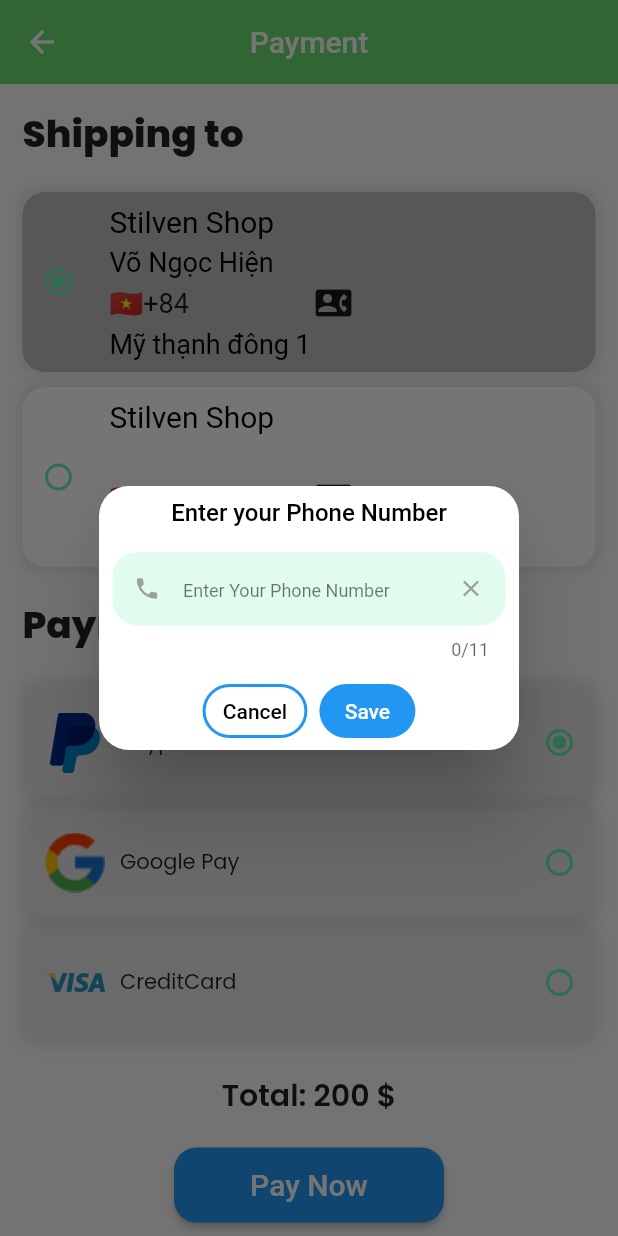
After one commit to Ngochiendev/ShopApp, a Flutter app: the PaymentScreen screen opened by its route, after a tap on the "contact phone" icon, on a phone screen of 412 x 824 dp. The commit adds this screen. Run offline on Flutter 3.47's test engine with Material 2 defaults, Android fonts, the phone set to English and light mode, and no system bars; our stand-ins replace badges, carousel_slider, cloud_firestore, firebase_auth, firebase_core, flutter_rating_bar and 12 more; missing offline and left inert: flutter_facebook_auth; accounts and stored records are empty; network calls fail; statements that could not run were skipped.

Commit message:
Payment UI & Logic

```diff
--- /dev/null
+++ b/lib/View/screens/payment_screen.dart
@@ -0,0 +1,71 @@
+import 'package:flutter/material.dart';
+import 'package:shopapp/View/widgets/payment/delivery_address_widget.dart';
+import 'package:shopapp/View/widgets/payment/payment_method_widget.dart';
+import 'package:shopapp/View/widgets/text_ultils.dart';
+
+class PaymentScreen extends StatelessWidget {
+  const PaymentScreen({super.key});
+
+  @override
+  Widget build(BuildContext context) {
+    return Scaffold(
+      appBar: AppBar(
+        backgroundColor: const Color.fromARGB(255, 107, 220, 111),
+        title: const Text('Payment'),
+        centerTitle: true,
+        elevation: 0,
+      ),
+      body: SingleChildScrollView(
+        child: Padding(
+          padding: const EdgeInsets.all(15),
+          child: Column(
+            crossAxisAlignment: CrossAxisAlignment.start,
+            children: [
+              const TextUltils(
+                text: 'Shipping to',
+                fontsize: 25,
+                fontWeight: FontWeight.w800,
+              ),
+              const SizedBox(height: 20),
+              //deliveryContainerWidget
+              const DeliveryAddressWidget(),
+              const SizedBox(height: 20),
+              const TextUltils(
+                text: 'Payment Method',
+                fontsize: 25,
+                fontWeight: FontWeight.w800,
+              ),
+              const SizedBox(height: 20),
+              //payment method
+              const PaymentMethodWidget(),
+              const SizedBox(height: 20),
+              //Button
+              Center(
+                child: SizedBox(
+                  height: 50,
+                  width: 180,
+                  child: ElevatedButton(
+                    style: ElevatedButton.styleFrom(
+                      shape: RoundedRectangleBorder(
+                        borderRadius: BorderRadius.circular(15),
+                      ),
+                    ),
+                    onPressed: () {},
+                    child: const Text(
+                      'Pay Now',
+                      style: TextStyle(
+                        fontSize: 20,
+                        fontWeight: FontWeight.w500,
+                        color: Colors.white,
+                      ),
+                    ),
+                  ),
+                ),
+              )
+            ],
+          ),
+        ),
+      ),
+    );
+  }
+}
--- a/lib/View/widgets/cart/cart_total.dart
+++ b/lib/View/widgets/cart/cart_total.dart
@@ -41,12 +41,13 @@ class CartTotal extends StatelessWidget {
                 height: 55,
                 child: ElevatedButton(
                     style: ElevatedButton.styleFrom(
-                      primary: const Color.fromARGB(255, 107, 220, 111),
+                      backgroundColor: const Color.fromARGB(255, 107, 220, 111),
                       shape: RoundedRectangleBorder(
                         borderRadius: BorderRadius.circular(15),
                       ),
                     ),
                     onPressed: () {
+                      Get.toNamed('paymentScreen');
                       print('check out');
                     },
                     child: Row(
--- /dev/null
+++ b/lib/View/widgets/payment/delivery_address_widget.dart
@@ -0,0 +1,304 @@
+import 'package:flutter/material.dart';
+import 'package:get/get.dart';
+import 'package:shopapp/logic/controller/auth_controller.dart';
+import 'package:shopapp/logic/controller/payment_controller.dart';
+
+class DeliveryAddressWidget extends StatefulWidget {
+  const DeliveryAddressWidget({super.key});
+
+  @override
+  State<DeliveryAddressWidget> createState() => _DeliveryAddressWidgetState();
+}
+
+class _DeliveryAddressWidgetState extends State<DeliveryAddressWidget> {
+  final TextEditingController phoneEdit = TextEditingController();
+  final controller = Get.find<PaymentController>();
+  final authController = Get.find<Authcontroller>();
+  int radioContainerIndex = 1;
+  bool changColor = false;
+  @override
+  Widget build(BuildContext context) {
+    return Obx(() {
+      return Column(
+        children: [
+          buildRadioContainer(
+            address: "Mỹ thạnh đông 1",
+            title: "Stilven Shop",
+            name: "Võ Ngọc Hiện",
+            phone: controller.phoneNumber.value,
+            icon: InkWell(
+              onTap: () {
+                Get.defaultDialog(
+                  title: "Enter your Phone Number",
+                  titleStyle: const TextStyle(
+                    fontSize: 16,
+                    color: Colors.black,
+                  ),
+                  textCancel: " Cancel ",
+                  cancelTextColor: Colors.black,
+                  textConfirm: " Save ",
+                  confirmTextColor: Colors.white,
+                  onCancel: () {
+                    Get.toNamed('paymentScreen');
+                  },
+                  onConfirm: () {
+                    controller.phoneNumber.value = phoneEdit.text;
+                    Get.back();
+                  },
+                  content: TextField(
+                    controller: phoneEdit,
+                    maxLength: 11,
+                    onSubmitted: (value) {
+                      phoneEdit.text = value;
+                    },
+                    cursorColor: Colors.black54,
+                    keyboardType: TextInputType.text,
+                    decoration: InputDecoration(
+                      prefixIcon: const Icon(
+                        Icons.phone,
+                        color: Colors.grey,
+                      ),
+                      suffixIcon: IconButton(
+                        onPressed: () {
+                          phoneEdit.clear();
+                          print("clear phone");
+                        },
+                        icon: const Icon(
+                          Icons.close,
+                          color: Colors.grey,
+                        ),
+                      ),
+                      enabledBorder: const OutlineInputBorder(
+                        borderRadius: BorderRadius.all(Radius.circular(18)),
+                        borderSide: BorderSide(color: Colors.white),
+                      ),
+                      errorBorder: const OutlineInputBorder(
+                        borderRadius: BorderRadius.all(Radius.circular(18)),
+                        borderSide: BorderSide(color: Colors.white),
+                      ),
+                      focusedBorder: const OutlineInputBorder(
+                        borderRadius: BorderRadius.all(Radius.circular(18)),
+                        borderSide: BorderSide(
+                            color: Colors.blue), //lick vao co vien mau xanh
+                      ),
+                      focusedErrorBorder: const OutlineInputBorder(
+                        borderRadius: BorderRadius.all(Radius.circular(18)),
+                        borderSide: BorderSide(color: Colors.white),
+                      ),
+                      hintText: 'Enter Your Phone Number',
+                      hintStyle: const TextStyle(
+                        fontSize: 12,
+                        color: Colors.black54,
+                        fontWeight: FontWeight.w400,
+                      ),
+                      isDense: true,
+                      fillColor: Colors.greenAccent.withOpacity(0.2),
+                      filled: true,
+                    ),
+                  ),
+                );
+              },
+              child: const Icon(Icons.contact_phone),
+            ),
+            value: 1,
+            onChange: (int? value) {
+              setState(
+                () {
+                  radioContainerIndex = value!;
+                  changColor = !changColor;
+                },
+              );
+              controller.updatePositon();
+            },
+            color: changColor ? Colors.white : Colors.grey.shade400,
+          ),
+          const SizedBox(height: 10),
+          buildRadioContainer(
+            address: controller.address.value,
+            title: "Stilven Shop",
+            name: authController.displayUserName.value,
+            phone: controller.phoneNumber.value,
+            icon: InkWell(
+              onTap: () {
+                Get.defaultDialog(
+                  title: "Enter your Phone Number",
+                  titleStyle: const TextStyle(
+                    fontSize: 16,
+                    color: Colors.black,
+                  ),
+                  textCancel: " Cancel ",
+                  cancelTextColor: Colors.black,
+                  textConfirm: " Save ",
+                  confirmTextColor: Colors.white,
+                  onCancel: () {
+                    Get.toNamed('paymentScreen');
+                  },
+                  onConfirm: () {
+                    controller.phoneNumber.value = phoneEdit.text;
+                    Get.back();
+                  },
+                  content: TextField(
+                    controller: phoneEdit,
+                    maxLength: 11,
+                    onSubmitted: (value) {
+                      phoneEdit.text = value;
+                    },
+                    cursorColor: Colors.black54,
+                    keyboardType: TextInputType.text,
+                    decoration: InputDecoration(
+                      prefixIcon: const Icon(
+                        Icons.phone,
+                        color: Colors.grey,
+                      ),
+                      suffixIcon: IconButton(
+                        onPressed: () {
+                          phoneEdit.clear();
+                          print("clear phone");
+                        },
+                        icon: const Icon(
+                          Icons.close,
+                          color: Colors.grey,
+                        ),
+                      ),
+                      enabledBorder: const OutlineInputBorder(
+                        borderRadius: BorderRadius.all(Radius.circular(18)),
+                        borderSide: BorderSide(color: Colors.white),
+                      ),
+                      errorBorder: const OutlineInputBorder(
+                        borderRadius: BorderRadius.all(Radius.circular(18)),
+                        borderSide: BorderSide(color: Colors.white),
+                      ),
+                      focusedBorder: const OutlineInputBorder(
+                        borderRadius: BorderRadius.all(Radius.circular(18)),
+                        borderSide: BorderSide(
+                            color: Colors.blue), //lick vao co vien mau xanh
+                      ),
+                      focusedErrorBorder: const OutlineInputBorder(
+                        borderRadius: BorderRadius.all(Radius.circular(18)),
+                        borderSide: BorderSide(color: Colors.white),
+                      ),
+                      hintText: 'Enter Your Phone Number',
+                      hintStyle: const TextStyle(
+                        fontSize: 12,
+                        color: Colors.black54,
+                        fontWeight: FontWeight.w400,
+                      ),
+                      isDense: true,
+                      fillColor: Colors.greenAccent.withOpacity(0.2),
+                      filled: true,
+                    ),
+                  ),
+                );
+              },
+              child: const Icon(Icons.contact_phone),
+            ),
+            value: 2,
+            onChange: (int? value) {
+              setState(
+                () {
+                  radioContainerIndex = value!;
+                  changColor = !changColor;
+                },
+              );
+              controller.updatePositon();
+            },
+            color: changColor ? Colors.grey.shade400 : Colors.white,
+          ),
+        ],
+      );
+    });
+  }
+
+  Widget buildRadioContainer({
+    required Color color,
+    required int value,
+    required Function onChange,
+    required String name,
+    required String phone,
+    required String title,
+    required String address,
+    required Widget icon,
+  }) {
+    return Container(
+      height: 120,
+      width: double.infinity,
+      decoration: BoxDecoration(
+          borderRadius: BorderRadius.circular(15),
+          color: color,
+          boxShadow: [
+            BoxShadow(
+              color: Colors.grey.withOpacity(0.2),
+              spreadRadius: 3.0,
+              blurRadius: 5,
+            )
+          ]),
+      child: Row(
+        mainAxisAlignment: MainAxisAlignment.start,
+        children: [
+          Radio(
+            value: value,
+            groupValue: radioContainerIndex,
+            fillColor: MaterialStateColor.resolveWith(
+              (states) => Colors.greenAccent,
+            ),
+            onChanged: (int? value) {
+              onChange(value);
+            },
+          ),
+          const SizedBox(width: 10),
+          Column(
+            crossAxisAlignment: CrossAxisAlignment.start,
+            mainAxisAlignment: MainAxisAlignment.center,
+            children: [
+              Text(
+                title,
+                style: const TextStyle(
+                  fontSize: 20,
+                  color: Colors.black,
+                ),
+              ),
+              const SizedBox(height: 5),
+              Text(
+                name,
+                style: const TextStyle(
+                  fontSize: 18,
+                  color: Colors.black,
+                ),
+              ),
+              const SizedBox(height: 5),
+              Row(
+                children: [
+                  const Text(
+                    '🇻🇳+84 ',
+                    style: TextStyle(
+                      fontSize: 18,
+                    ),
+                  ),
+                  Text(
+                    phone,
+                    style: const TextStyle(
+                      fontSize: 18,
+                      color: Colors.black,
+                    ),
+                  ),
+                  const SizedBox(width: 80),
+                  SizedBox(
+                    child: icon,
+                  )
+                ],
+              ),
+              const SizedBox(height: 5),
+              Text(
+                address,
+                style: const TextStyle(
+                  fontSize: 18,
+                  color: Colors.black,
+                ),
+              ),
+            ],
+          ),
+        ],
+      ),
+    );
+  }
+}
--- /dev/null
+++ b/lib/View/widgets/payment/payment_method_widget.dart
@@ -0,0 +1,116 @@
+import 'package:flutter/material.dart';
+import 'package:shopapp/View/widgets/text_ultils.dart';
+
+class PaymentMethodWidget extends StatefulWidget {
+  const PaymentMethodWidget({super.key});
+
+  @override
+  State<PaymentMethodWidget> createState() => _PaymentMethodWidgetState();
+}
+
+class _PaymentMethodWidgetState extends State<PaymentMethodWidget> {
+  int radioPaymentIndex = 1;
+  bool changColor = false;
+
+  @override
+  Widget build(BuildContext context) {
+    return Column(
+      children: [
+        buildPaymentMethod(
+          name: 'Paypal',
+          image: './assets/images/paypal.png',
+          value: 1,
+          onChange: (int? value) {
+            setState(() {
+              radioPaymentIndex = value!;
+            });
+          },
+          scale: 0.7,
+        ),
+        buildPaymentMethod(
+          name: 'Google Pay',
+          image: './assets/images/google.png',
+          value: 2,
+          onChange: (int? value) {
+            setState(() {
+              radioPaymentIndex = value!;
+            });
+          },
+          scale: 0.7,
+        ),
+        buildPaymentMethod(
+          name: 'CreditCard',
+          image: './assets/images/visa.png',
+          value: 3,
+          onChange: (int? value) {
+            setState(() {
+              radioPaymentIndex = value!;
+            });
+          },
+          scale: 0.7,
+        ),
+        const SizedBox(height: 20),
+        const TextUltils(
+          text: 'Total: 200 \$',
+          fontsize: 20,
+          fontWeight: FontWeight.w600,
+        )
+      ],
+    );
+  }
+
+  Widget buildPaymentMethod({
+    required String name,
+    required String image,
+    required int value,
+    required Function onChange,
+    required double scale,
+  }) {
+    return Container(
+      height: 80,
+      width: double.infinity,
+      decoration:
+          BoxDecoration(borderRadius: BorderRadius.circular(15), boxShadow: [
+        BoxShadow(
+          color: Colors.grey.withOpacity(0.2),
+          spreadRadius: 3.0,
+          blurRadius: 5,
+        )
+      ]),
+      child: Row(
+        mainAxisAlignment: MainAxisAlignment.spaceBetween,
+        children: [
+          Padding(
+            padding: const EdgeInsets.symmetric(horizontal: 15),
+            child: Row(
+              mainAxisAlignment: MainAxisAlignment.center,
+              children: [
+                SizedBox(
+                  height: 40,
+                  width: 40,
+                  child: Image.asset(
+                    image,
+                    scale: scale,
+                    fit: BoxFit.fill,
+                  ),
+                ),
+                const SizedBox(width: 10),
+                TextUltils(text: name),
+              ],
+            ),
+          ),
+          Radio(
+            value: value,
+            groupValue: radioPaymentIndex,
+            fillColor: MaterialStateColor.resolveWith(
+              (states) => Colors.greenAccent,
+            ),
+            onChanged: (int? value) {
+              onChange(value);
+            },
+          ),
+        ],
+      ),
+    );
+  }
+}
--- a/lib/logic/bindings/Main_binding.dart
+++ b/lib/logic/bindings/Main_binding.dart
@@ -1,5 +1,6 @@
 import 'package:get/get.dart';
 import 'package:shopapp/logic/controller/main_controller.dart';
+import 'package:shopapp/logic/controller/payment_controller.dart';
 import 'package:shopapp/logic/controller/setting_controller.dart';
 
 class MainBinding extends Bindings {
@@ -7,5 +8,6 @@ class MainBinding extends Bindings {
   void dependencies() {
     Get.put(MainController());
     Get.put(SettingController());
+    Get.put(PaymentController(), permanent: true);
   }
 }
--- a/lib/logic/language/en.dart
+++ /dev/null
@@ -1,5 +0,0 @@
-const Map<String, String> en = {
-  "GENERAL": "GENERAL",
-  "Language": "Language",
-  "Logout": "Logout",
-};
--- a/lib/logic/language/fr.dart
+++ /dev/null
@@ -1,6 +0,0 @@
-const Map<String, String> fr = {
-  "GENERAL": "GÉNÉRAL",
-  "Dark Mode": "Mode sombre",
-  "Language": "Langue",
-  "Logout": "Se déconnecter",
-};
--- a/lib/logic/language/vi.dart
+++ /dev/null
@@ -1,5 +0,0 @@
-const Map<String, String> vi = {
-  "GENERAL": "GENERAL",
-  "Language": "Ngôn Ngữ",
-  "Logout": "Đăng Xuất",
-};
--- a/lib/routes/routes.dart
+++ b/lib/routes/routes.dart
@@ -3,6 +3,7 @@ import 'package:shopapp/View/screens/auth/forgot_screen.dart';
 import 'package:shopapp/View/screens/auth/signin_signupScreen.dart';
 import 'package:shopapp/View/screens/cart_screen.dart';
 import 'package:shopapp/View/screens/main_screen.dart';
+import 'package:shopapp/View/screens/payment_screen.dart';
 import 'package:shopapp/logic/bindings/Auth_binding.dart';
 import 'package:shopapp/logic/bindings/Main_binding.dart';
 import 'package:shopapp/logic/bindings/product_binding.dart';
@@ -55,6 +56,15 @@ class AppPage {
         ProductBindings(),
       ],
     ),
+    GetPage(
+      name: PageRoutes.paymentScreen,
+      page: () => const PaymentScreen(),
+      bindings: [
+        AuthBinding(),
+        ProductBindings(),
+        MainBinding(),
+      ],
+    ),
   ];
 }
 
@@ -67,4 +77,5 @@ class PageRoutes {
   static String forgetScreen = '/forgotScreen';
   static String mainScreen = '/mainScreen';
   static String cartScreen = '/cartScreen';
+  static String paymentScreen = '/paymentScreen';
 }
--- a/lib/ultils/ultilService.dart
+++ b/lib/ultils/ultilService.dart
@@ -4,8 +4,3 @@ String validationEmail =
 String validationName = r'^[a-z A-Z]+$';
 
 String baseUrl = 'https://fakestoreapi.com';
-
-String english = 'English 🇬🇧';
-String france = 'France 🇫🇷';
-String frr = 'fr';
-String ene = 'en';
--- a/pubspec.yaml
+++ b/pubspec.yaml
@@ -55,6 +55,8 @@ dependencies:
   carousel_slider: ^4.1.1
   flutter_rating_bar: ^4.0.1
   readmore: ^2.2.0
+  geolocator: ^9.0.1
+  geocoding: ^2.0.5
 dev_dependencies:
   flutter_test:
     sdk: flutter
```
Also changed, not shown: lib/logic/controller/payment_controller.dart (added, +48 -0 lines), assets/images/credit.png (deleted), assets/images/paypal.png, assets/images/visa.png (added), pubspec.lock, 7 other files.
